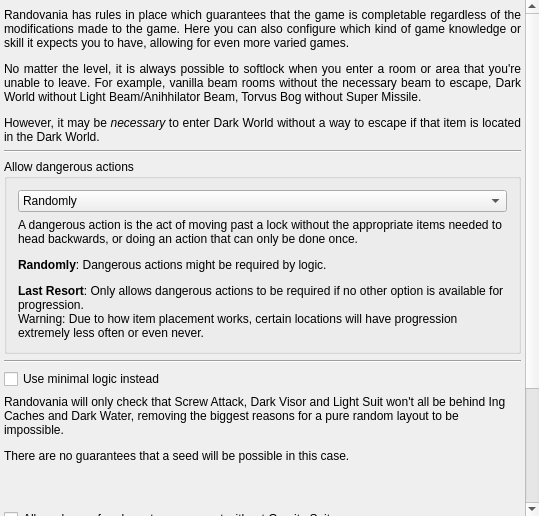
The window that randovania/gui/ui_files/preset_trick_level.ui (randovania/randovania) describes before a commit, drawn with Qt 5.
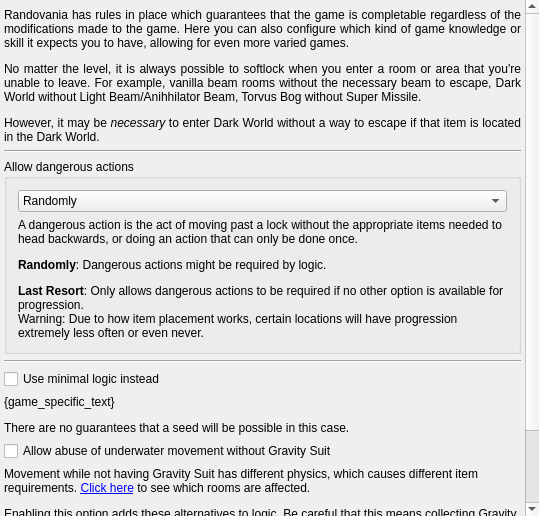
The same window after the commit.

Commit message: Support for proper game-specific minimal logic gui text

The edit to the form file:
```diff
--- a/randovania/gui/ui_files/preset_trick_level.ui
+++ b/randovania/gui/ui_files/preset_trick_level.ui
@@ -50,7 +50,7 @@
          <x>0</x>
          <y>0</y>
          <width>525</width>
-         <height>729</height>
+         <height>666</height>
         </rect>
        </property>
        <layout class="QVBoxLayout" name="trick_level_layout">
@@ -136,7 +136,7 @@
         <item>
          <widget class="QLabel" name="trick_level_minimal_logic_label">
           <property name="text">
-           <string>&lt;html&gt;&lt;head/&gt;&lt;body&gt;&lt;p&gt;Randovania will only check that Screw Attack, Dark Visor and Light Suit won't all be behind Ing Caches and Dark Water, removing the biggest reasons for a pure random layout to be impossible.&lt;/p&gt;&lt;p&gt;There are no guarantees that a seed will be possible in this case.&lt;/p&gt;&lt;p&gt;&lt;br/&gt;&lt;/p&gt;&lt;/body&gt;&lt;/html&gt;</string>
+           <string>&lt;html&gt;&lt;head/&gt;&lt;body&gt;&lt;p&gt;{game_specific_text}&lt;/p&gt;&lt;p&gt;There are no guarantees that a seed will be possible in this case.&lt;/p&gt;&lt;/body&gt;&lt;/html&gt;</string>
           </property>
           <property name="alignment">
            <set>Qt::AlignLeading|Qt::AlignLeft|Qt::AlignTop</set>
```
The commit also changes 1 other file.
